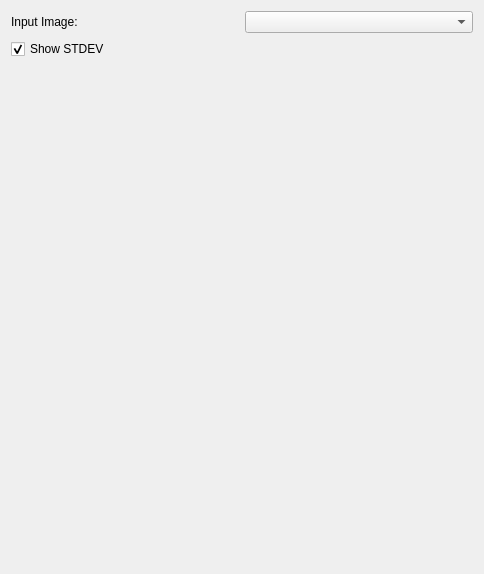
First picture: the form in Plugins/org.mitk.gui.qt.diffusionimaging.fiberprocessing/src/internal/QmitkTractometryViewControls.ui, repository MITK/MITK, before the edit.
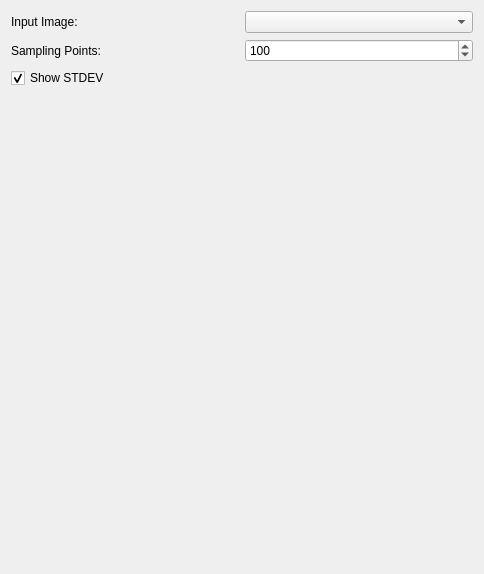
Second picture: the form after the edit. Custom widgets are drawn as their Qt base class.

Commit message: Copy values to clipboard

Diff of the .ui file:
```diff
--- a/Plugins/org.mitk.gui.qt.diffusionimaging.fiberprocessing/src/internal/QmitkTractometryViewControls.ui
+++ b/Plugins/org.mitk.gui.qt.diffusionimaging.fiberprocessing/src/internal/QmitkTractometryViewControls.ui
@@ -52,6 +52,26 @@
         </property>
        </widget>
       </item>
+      <item row="1" column="1">
+       <widget class="QSpinBox" name="m_SamplingPointsBox">
+        <property name="minimum">
+         <number>3</number>
+        </property>
+        <property name="maximum">
+         <number>99999</number>
+        </property>
+        <property name="value">
+         <number>100</number>
+        </property>
+       </widget>
+      </item>
+      <item row="1" column="0">
+       <widget class="QLabel" name="label_4">
+        <property name="text">
+         <string>Sampling Points:</string>
+        </property>
+       </widget>
+      </item>
      </layout>
     </widget>
    </item>
@@ -91,16 +111,16 @@
   </layout>
  </widget>
  <customwidgets>
-  <customwidget>
-   <class>QmitkChartWidget</class>
-   <extends>QWidget</extends>
-   <header location="global">QmitkChartWidget.h</header>
-  </customwidget>
   <customwidget>
    <class>QmitkDataStorageComboBox</class>
    <extends>QComboBox</extends>
    <header location="global">QmitkDataStorageComboBox.h</header>
   </customwidget>
+  <customwidget>
+   <class>QmitkChartWidget</class>
+   <extends>QWidget</extends>
+   <header location="global">QmitkChartWidget.h</header>
+  </customwidget>
  </customwidgets>
  <resources/>
  <connections/>
```
Left out of the diff: 20 changed lines with no effect on the pictures. The commit also changes 2 other files.
